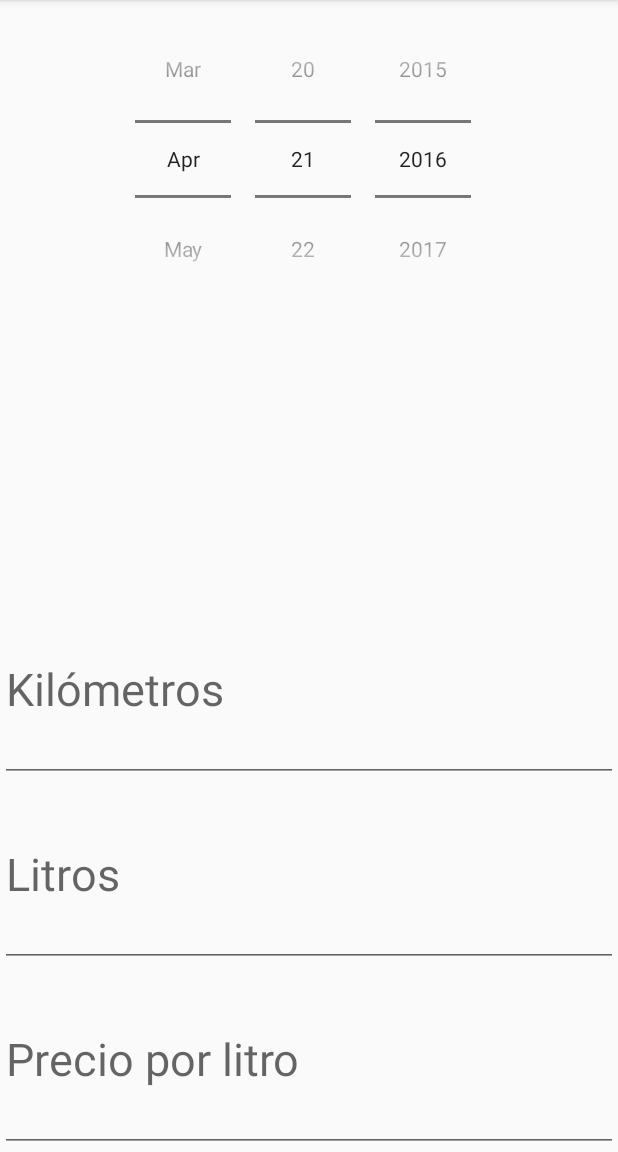
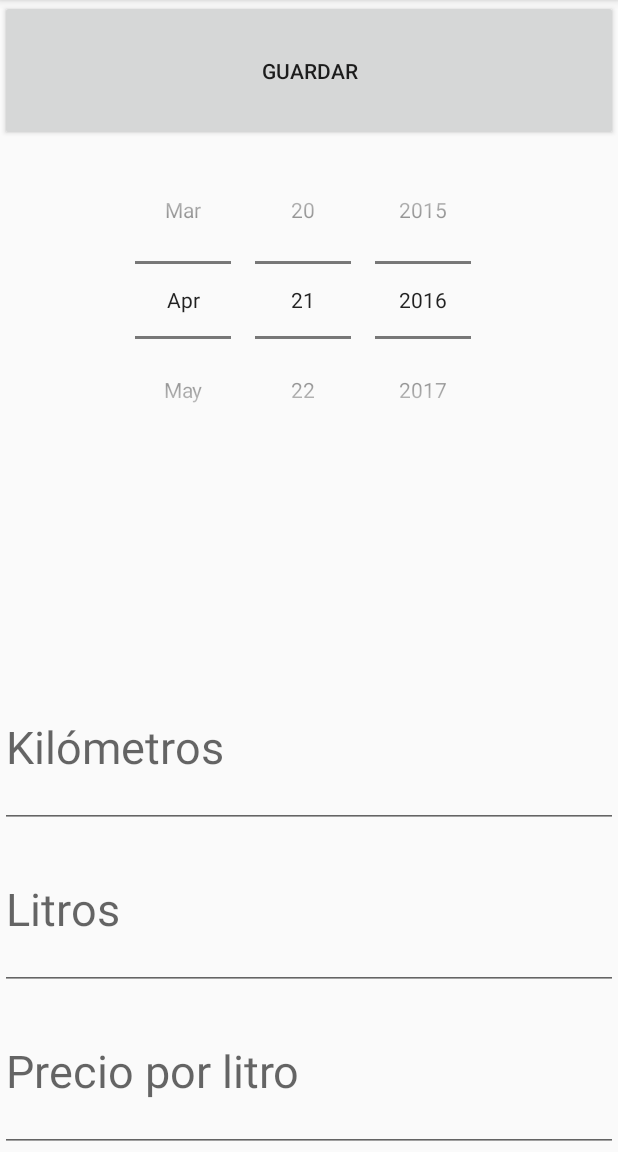
Before and after one commit to fraxito/AndroidRepostator, an Android app: the ActualizaDatos screen opened directly, with no data from a screen before it, on a phone screen of 412 x 824 dp, the part 84-1236 px from its top. Run offline under Robolectric (Android 15) with nearby library versions, the phone set to English and light mode, and no system bars.

Commit message:
Final Jueves

```diff
--- a/app/src/main/java/com/example/xp/repostator/MainActivity.java
+++ b/app/src/main/java/com/example/xp/repostator/MainActivity.java
@@ -88,9 +88,9 @@ public class MainActivity extends AppCompatActivity {
         double costeTotal = 0;
         for(int i = 1 ; i <= size; i++)
         {
-            precio = sharedPref.getString("precio_" + i, null);
-            kilometros = sharedPref.getString("kilometros_" + i, null);
-            litros = sharedPref.getString("litros_" + i, null);
+            precio = sharedPref.getString("precio_" + i, "0");
+            kilometros = sharedPref.getString("kilometros_" + i, "0");
+            litros = sharedPref.getString("litros_" + i, "0");
 
             costeTotal = (Double.valueOf(precio) * Double.valueOf(litros));
 
--- a/app/src/main/res/layout/fragment_repostaje.xml
+++ b/app/src/main/res/layout/fragment_repostaje.xml
@@ -5,6 +5,14 @@
     tools:context="com.example.xp.repostator.Repostaje"
     android:orientation="vertical">
 
+    <Button
+        android:layout_width="match_parent"
+        android:layout_height="wrap_content"
+        android:layout_weight="1"
+        android:text="Guardar"
+        android:id="@+id/botonGuardar"
+
+        />
     <DatePicker
         android:layout_width="match_parent"
         android:layout_height="wrap_content"
```
Also changed, not shown: app/src/main/java/com/example/xp/repostator/ActualizaDatos.java (+22 -3 lines), app/src/main/java/com/example/xp/repostator/Repostaje.java (+23 -3 lines).
